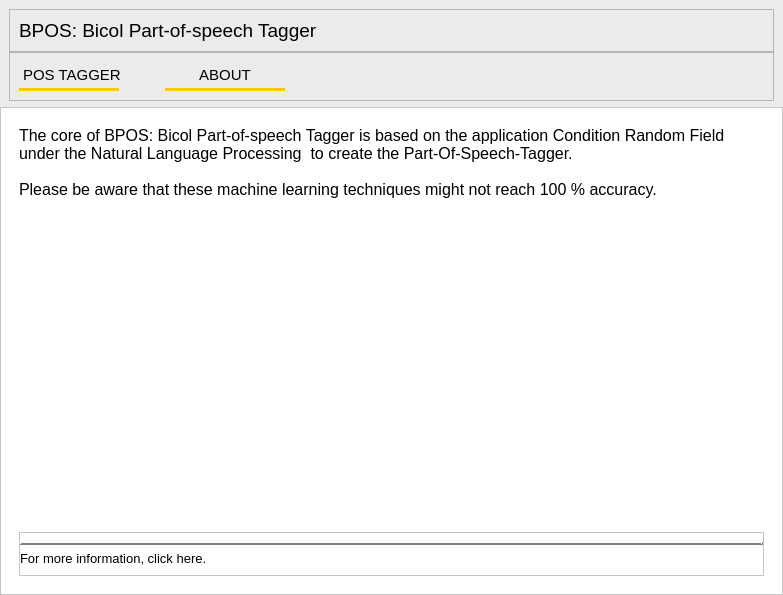
Diesta-Jarapa-Vega/Bicol-Dialect-Part-of-Speech-Tagger-BPOS, file bpostagger/ui/BPOS_Ui.ui: the form before one commit.
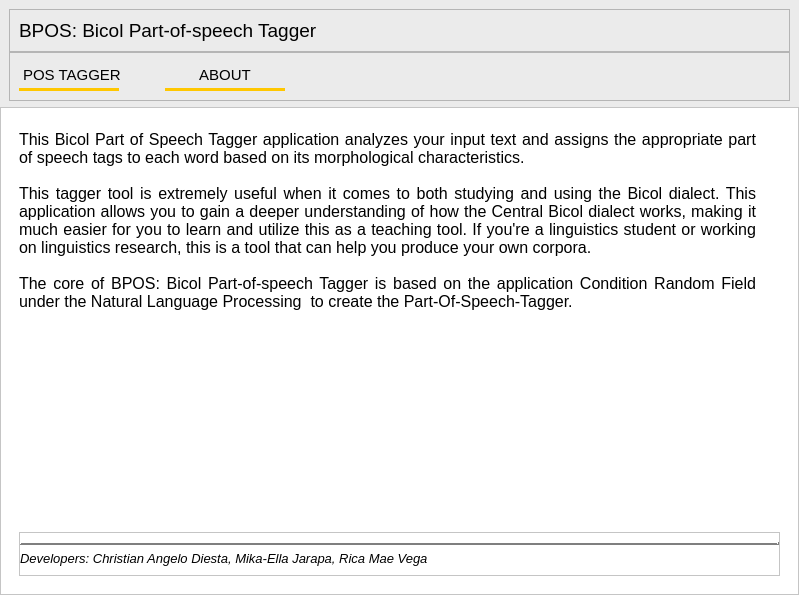
The form after the commit. The open tabs and pages were chosen to show the change. Icons and pictures are not drawn.

Patch:
```diff
--- a/bpostagger/ui/BPOS_Ui.ui
+++ b/bpostagger/ui/BPOS_Ui.ui
@@ -6,7 +6,7 @@
    <rect>
     <x>0</x>
     <y>0</y>
-    <width>783</width>
+    <width>799</width>
     <height>595</height>
    </rect>
   </property>
@@ -7287,17 +7287,28 @@
                <pointsize>12</pointsize>
               </font>
              </property>
+             <property name="styleSheet">
+              <string notr="true">margin-right: 24
+</string>
+             </property>
              <property name="text">
-              <string>The core of BPOS: Bicol Part-of-speech Tagger is based on the application Condition Random Field under the Natural Language Processing  to create the Part-Of-Speech-Tagger.
+              <string>This Bicol Part of Speech Tagger application analyzes your input text and assigns the appropriate part of speech tags to each word based on its morphological characteristics.
 
-Please be aware that these machine learning techniques might not reach 100 % accuracy.  </string>
+This tagger tool is extremely useful when it comes to both studying and using the Bicol dialect. This application allows you to gain a deeper understanding of how the Central Bicol dialect works, making it much easier for you to learn and utilize this as a teaching tool. If you're a linguistics student or working on linguistics research, this is a tool that can help you produce your own corpora.
+
+The core of BPOS: Bicol Part-of-speech Tagger is based on the application Condition Random Field under the Natural Language Processing  to create the Part-Of-Speech-Tagger.
+
+</string>
              </property>
              <property name="alignment">
-              <set>Qt::AlignLeading|Qt::AlignLeft|Qt::AlignTop</set>
+              <set>Qt::AlignJustify|Qt::AlignTop</set>
              </property>
              <property name="wordWrap">
               <bool>true</bool>
              </property>
+             <property name="margin">
+              <number>0</number>
+             </property>
             </widget>
            </item>
            <item alignment="Qt::AlignBottom">
@@ -7330,8 +7341,13 @@
               </item>
               <item>
                <widget class="QLabel" name="label_3">
+                <property name="font">
+                 <font>
+                  <italic>true</italic>
+                 </font>
+                </property>
                 <property name="text">
-                 <string>For more information, click here.</string>
+                 <string>Developers: Christian Angelo Diesta, Mika-Ella Jarapa, Rica Mae Vega</string>
                 </property>
                </widget>
               </item>
```
Left out of the diff: 8 changed lines with no effect on the pictures.
